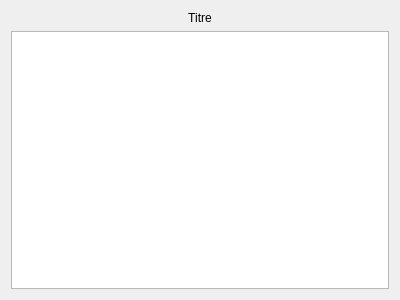
Old version of the form src/components/props/PropsEditor.ui in the repository BENICHN/scan_cl.
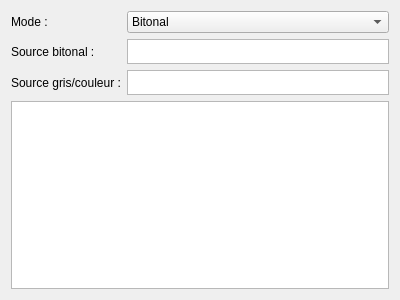
New version of the form.

What changed in the file:
```diff
--- a/src/components/props/PropsEditor.ui
+++ b/src/components/props/PropsEditor.ui
@@ -13,18 +13,8 @@
   <property name="windowTitle">
    <string>PropsEditor</string>
   </property>
-  <layout class="QVBoxLayout" name="verticalLayout">
-   <item>
-    <widget class="QLabel" name="titleLabel">
-     <property name="text">
-      <string>Titre</string>
-     </property>
-     <property name="alignment">
-      <set>Qt::AlignCenter</set>
-     </property>
-    </widget>
-   </item>
-   <item>
+  <layout class="QGridLayout" name="gridLayout">
+   <item row="3" column="0" colspan="2">
     <widget class="QTreeView" name="treeView">
      <property name="alternatingRowColors">
       <bool>true</bool>
@@ -40,6 +30,66 @@
      </attribute>
     </widget>
    </item>
+   <item row="0" column="1">
+    <widget class="QComboBox" name="modeSelector">
+     <item>
+      <property name="text">
+       <string>Bitonal</string>
+      </property>
+     </item>
+     <item>
+      <property name="text">
+       <string>Nuances de gris</string>
+      </property>
+     </item>
+     <item>
+      <property name="text">
+       <string>Couleur</string>
+      </property>
+     </item>
+    </widget>
+   </item>
+   <item row="1" column="0">
+    <widget class="QLabel" name="label_2">
+     <property name="text">
+      <string>Source bitonal :</string>
+     </property>
+    </widget>
+   </item>
+   <item row="0" column="0">
+    <widget class="QLabel" name="label">
+     <property name="text">
+      <string>Mode :</string>
+     </property>
+    </widget>
+   </item>
+   <item row="2" column="0">
+    <widget class="QLabel" name="cgLabel">
+     <property name="text">
+      <string>Source gris/couleur :</string>
+     </property>
+    </widget>
+   </item>
+   <item row="1" column="1">
+    <widget class="QPlainTextEdit" name="bwEdit">
+     <property name="maximumSize">
+      <size>
+       <width>16777215</width>
+       <height>25</height>
+      </size>
+     </property>
+    </widget>
+   </item>
+   <item row="2" column="1">
+    <widget class="QPlainTextEdit" name="cgEdit">
+     <property name="maximumSize">
+      <size>
+       <width>16777215</width>
+       <height>25</height>
+      </size>
+     </property>
+    </widget>
+   </item>
   </layout>
  </widget>
  <resources/>
```
